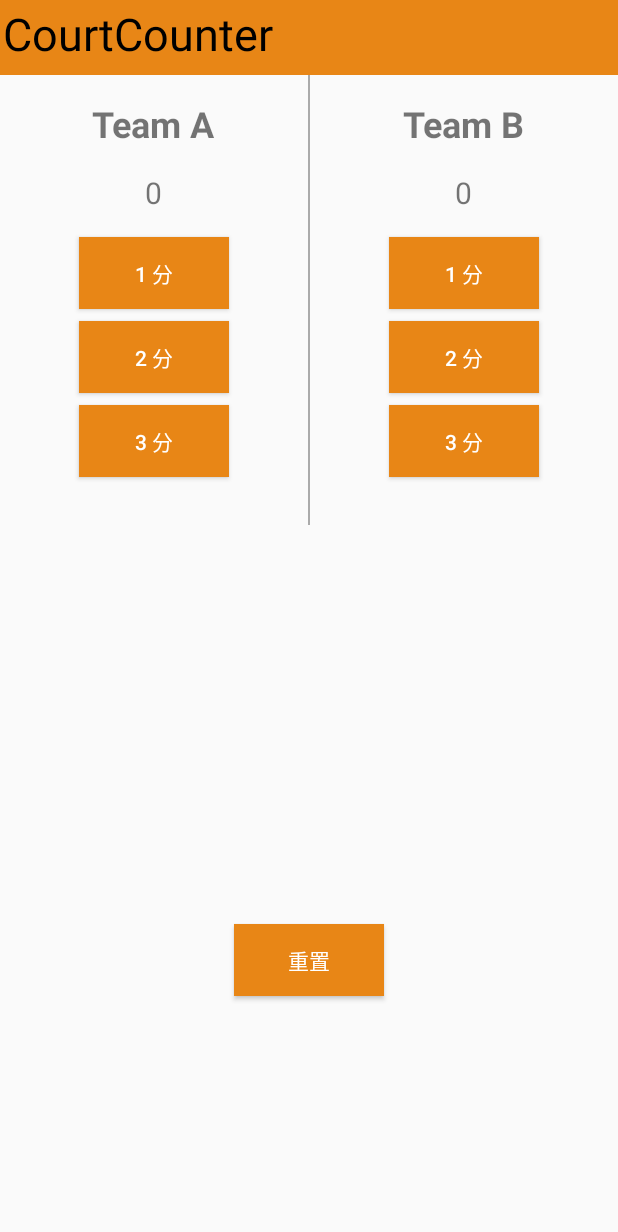
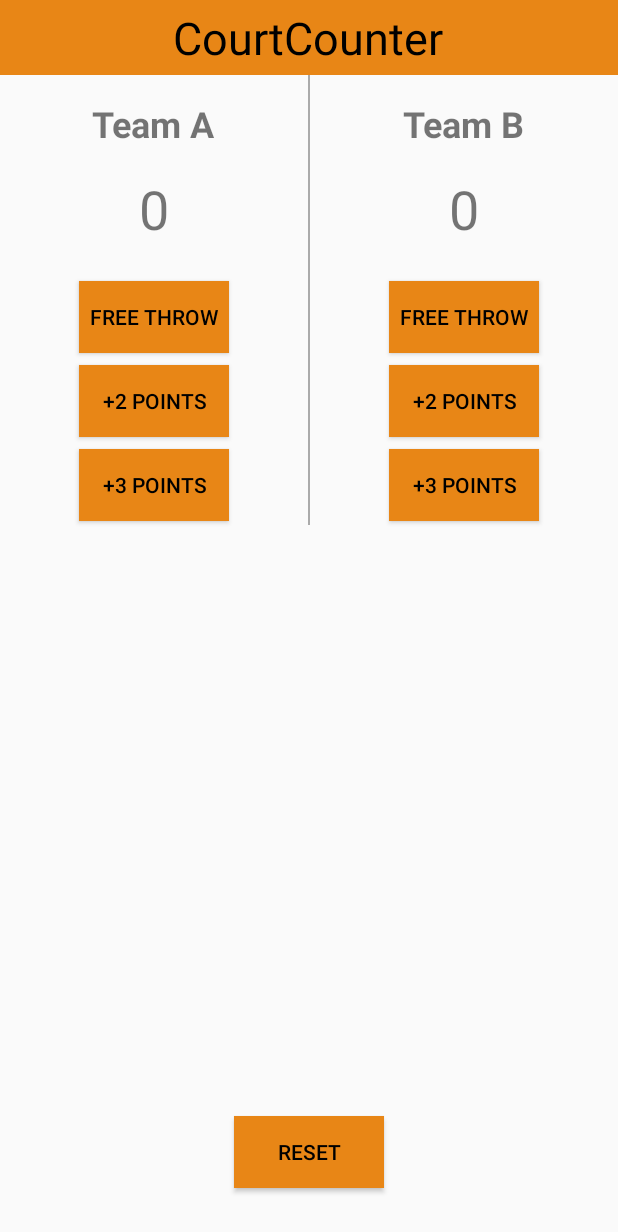
Before and after one commit to starplatunum/APP1, an Android app: the screen it shows after launch (MainActivity), on a phone screen of 412 x 824 dp. Shown: the top 1232 px of the screen. Run offline under Robolectric (Android 15) with nearby library versions, the phone set to English and light mode, and no system bars.

Commit message:
BasketballCourtCounter

```diff
--- a/app/src/main/java/com/example/app1/MainActivity.java
+++ b/app/src/main/java/com/example/app1/MainActivity.java
@@ -29,7 +29,7 @@ public class MainActivity extends Activity {
         int oldScore = Integer.parseInt(teamAScore.getText().toString());
         int score = Integer.parseInt(view.getTag().toString());
         teamAScore.setText("" + (score + oldScore));
-    }
+    }//
 
     public void teamB_AddScore(View view) {
         /*
@@ -51,10 +51,6 @@ public class MainActivity extends Activity {
         TextView teamBScore = (TextView) findViewById(R.id.teamBScore);
         teamAScore.setText("0");
         teamBScore.setText("0");
-
-        /*
-         * 发送提示信息
-         * */
     }
 
 }
--- a/app/src/main/res/layout/activity_basketball_court_counter.xml
+++ b/app/src/main/res/layout/activity_basketball_court_counter.xml
@@ -9,7 +9,7 @@
     <LinearLayout
         android:layout_width="match_parent"
         android:layout_height="match_parent"
-        android:layout_alignParentStart="true"
+        android:layout_alignParentStart="false"
         android:layout_alignParentLeft="true"
         android:layout_alignParentTop="true"
         android:orientation="vertical">
@@ -22,28 +22,32 @@
             <TextView
                 android:layout_width="wrap_content"
                 android:layout_height="wrap_content"
-                android:layout_leftInParent="true"
+                android:layout_centerInParent="true"
+                android:layout_margin="2dp"
                 android:text="@string/text1"
                 android:textColor="@android:color/primary_text_light"
-                android:layout_margin="2dp"
                 android:textSize="30sp"
                 android:textStyle="normal" />
 
         </RelativeLayout>
+
         <RelativeLayout
             android:layout_width="match_parent"
             android:layout_height="0dp"
             android:layout_weight="1">
+
             <LinearLayout
                 android:layout_width="match_parent"
                 android:layout_height="match_parent"
                 android:orientation="horizontal"
                 android:weightSum="2">
+
                 <LinearLayout
                     android:layout_width="0dp"
                     android:layout_height="match_parent"
                     android:layout_weight="1"
                     android:orientation="vertical">
+
                     <TextView
                         android:layout_width="wrap_content"
                         android:layout_height="wrap_content"
@@ -52,25 +56,26 @@
                         android:text="Team A"
                         android:textSize="24sp"
                         android:textStyle="bold" />
+
                     <TextView
                         android:id="@+id/teamAScore"
                         android:layout_width="wrap_content"
                         android:layout_height="wrap_content"
+                        android:layout_gravity="center"
+                        android:layout_marginTop="16dp"
                         android:text="0"
-                        android:layout_gravity="center"
-                        android:textSize="20sp"
-                        android:layout_marginTop="16dp"/>
+                        android:textSize="36sp" />
 
                     <Button
                         android:layout_width="100dp"
                         android:layout_height="wrap_content"
                         android:layout_gravity="center"
-                        android:layout_marginTop="16dp"
+                        android:layout_marginTop="24dp"
                         android:background="#E88616"
                         android:onClick="teamA_AddScore"
                         android:tag="1"
-                        android:text="1 分"
-                        android:textColor="@android:color/white" />
+                        android:text="FREE THROW"
+                        android:textColor="@android:color/primary_text_light" />
 
                     <Button
                         android:layout_width="100dp"
@@ -80,8 +85,8 @@
                         android:background="#E88616"
                         android:onClick="teamA_AddScore"
                         android:tag="2"
-                        android:text="2 分"
-                        android:textColor="@android:color/white" />
+                        android:text="+2 POINTS"
+                        android:textColor="@android:color/primary_text_light" />
 
                     <Button
                         android:layout_width="100dp"
@@ -91,19 +96,21 @@
                         android:background="#E88616"
                         android:onClick="teamA_AddScore"
                         android:tag="3"
-                        android:text="3 分"
-                        android:textColor="@android:color/white" />
+                        android:text="+3 POINTS"
+                        android:textColor="@android:color/primary_text_light" />
                 </LinearLayout>
 
                 <View
                     android:layout_width="1dp"
                     android:layout_height="300dp"
                     android:background="@android:color/darker_gray" />
+
                 <LinearLayout
                     android:layout_width="0dp"
                     android:layout_height="match_parent"
                     android:layout_weight="1"
                     android:orientation="vertical">
+
                     <TextView
                         android:layout_width="wrap_content"
                         android:layout_height="wrap_content"
@@ -112,25 +119,26 @@
                         android:text="Team B"
                         android:textSize="24sp"
                         android:textStyle="bold" />
+
                     <TextView
+                        android:id="@+id/teamBScore"
                         android:layout_width="wrap_content"
                         android:layout_height="wrap_content"
-                        android:id="@+id/teamBScore"
+                        android:layout_gravity="center"
+                        android:layout_marginTop="16dp"
                         android:text="0"
-                        android:layout_gravity="center"
-                        android:textSize="20sp"
-                        android:layout_marginTop="16dp"/>
+                        android:textSize="36sp" />
 
                     <Button
                         android:layout_width="100dp"
                         android:layout_height="wrap_content"
                         android:layout_gravity="center"
-                        android:layout_marginTop="16dp"
+                        android:layout_marginTop="24dp"
                         android:background="#E88616"
                         android:onClick="teamB_AddScore"
                         android:tag="1"
-                        android:text="1 分"
-                        android:textColor="@android:color/white" />
+                        android:text="FREE THROW"
+                        android:textColor="@android:color/primary_text_light" />
 
                     <Button
                         android:layout_width="100dp"
@@ -140,8 +148,8 @@
                         android:background="#E88616"
                         android:onClick="teamB_AddScore"
                         android:tag="2"
-                        android:text="2 分"
-                        android:textColor="@android:color/white" />
+                        android:text="+2 POINTS"
+                        android:textColor="@android:color/primary_text_light" />
 
                     <Button
                         android:layout_width="100dp"
@@ -151,8 +159,8 @@
                         android:background="#E88616"
                         android:onClick="teamB_AddScore"
                         android:tag="3"
-                        android:text="3 分"
-                        android:textColor="@android:color/white" />
+                        android:text="+3 POINTS"
+                        android:textColor="@android:color/primary_text_light" />
                 </LinearLayout>
             </LinearLayout>
 
@@ -161,11 +169,11 @@
                 android:layout_height="wrap_content"
                 android:layout_alignParentBottom="true"
                 android:layout_centerInParent="true"
-                android:layout_marginBottom="160dp"
+                android:layout_marginBottom="32dp"
                 android:background="#E88616"
                 android:onClick="reset"
-                android:text="重置"
-                android:textColor="@android:color/white" />
+                android:text="RESET"
+                android:textColor="@android:color/primary_text_light" />
         </RelativeLayout>
     </LinearLayout>
 </RelativeLayout>
```
